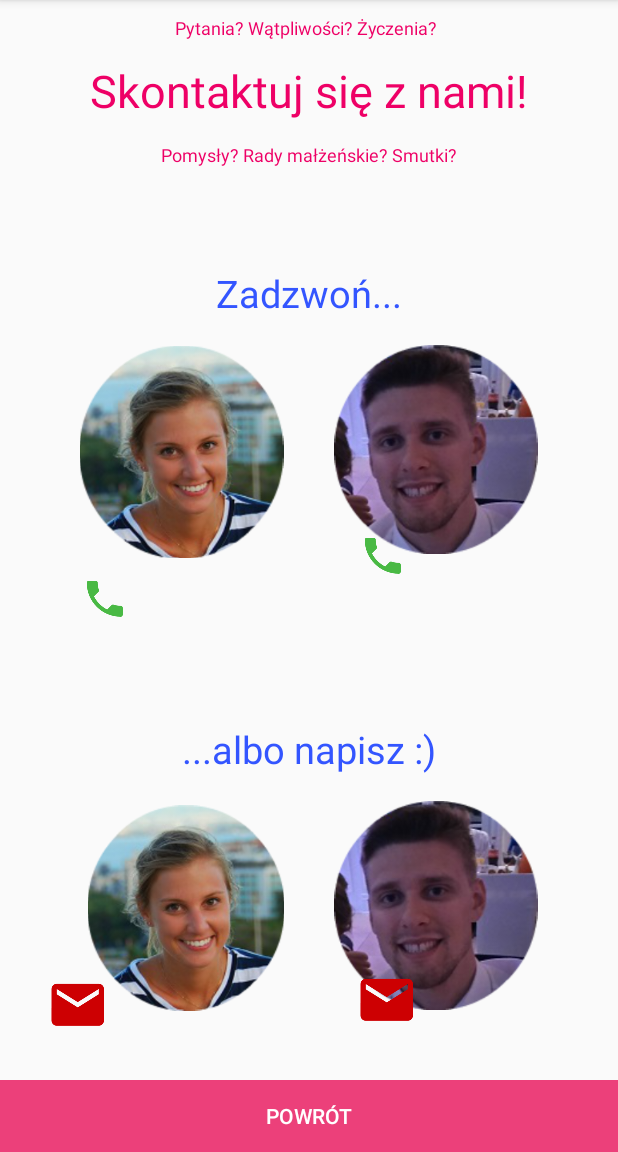
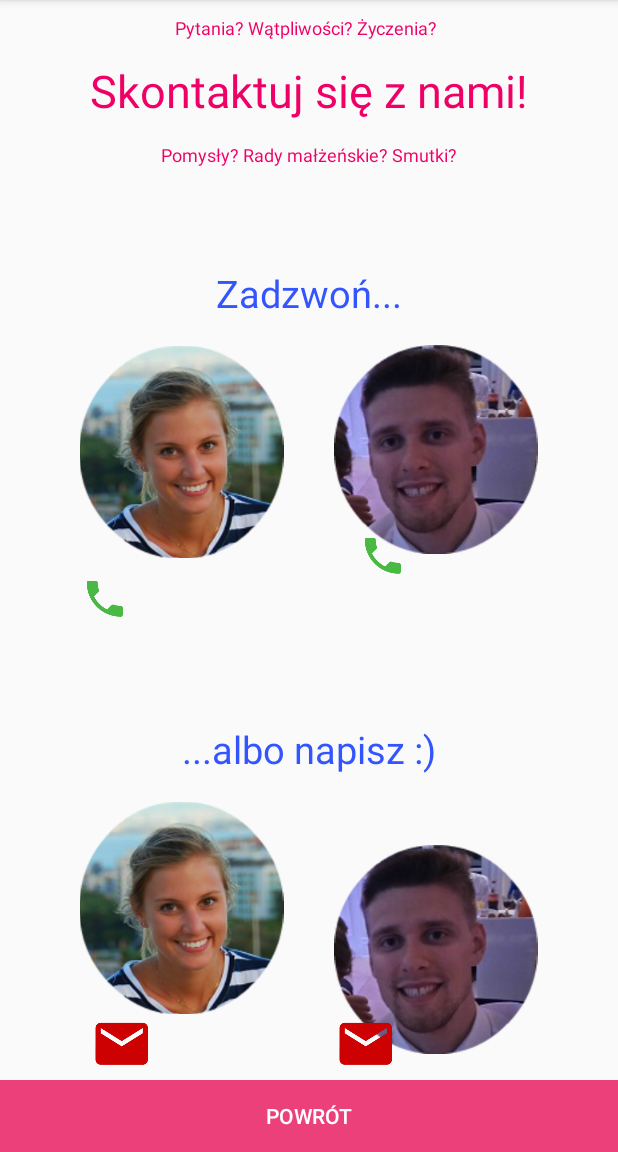
Before and after one commit to rafaluk/TheWesele, an Android app: the ContactActivity screen opened directly, with no data from a screen before it, on a phone screen of 412 x 824 dp, the part 84-1236 px from its top. Run offline under Robolectric (Android 15) with nearby library versions, the phone set to English and light mode, and no system bars.

Commit message:
przywrócenie ikonki, nowa aktywność, wyrównanie kontaktów

```diff
--- a/app/src/main/AndroidManifest.xml
+++ b/app/src/main/AndroidManifest.xml
@@ -16,7 +16,8 @@
                 <category android:name="android.intent.category.LAUNCHER" />
             </intent-filter>
         </activity>
-        <activity android:name=".ContactActivity"></activity>
+        <activity android:name=".ContactActivity" />
+        <activity android:name=".DetailsActivity"></activity>
     </application>
 
 </manifest>
--- /dev/null
+++ b/app/src/main/java/com/example/rafalklat/thewesele/DetailsActivity.java
@@ -0,0 +1,13 @@
+package com.example.rafalklat.thewesele;
+
+import android.support.v7.app.AppCompatActivity;
+import android.os.Bundle;
+
+public class DetailsActivity extends AppCompatActivity {
+
+    @Override
+    protected void onCreate(Bundle savedInstanceState) {
+        super.onCreate(savedInstanceState);
+        setContentView(R.layout.activity_details);
+    }
+}
--- a/app/src/main/java/com/example/rafalklat/thewesele/MainActivity.java
+++ b/app/src/main/java/com/example/rafalklat/thewesele/MainActivity.java
@@ -18,7 +18,6 @@ import java.util.concurrent.TimeUnit;
 
 public class MainActivity extends AppCompatActivity {
 
-//    float WEDDING_TIME = 1512748800000;
     Button details_button;
     Button contact_button;
     TextView days;
@@ -30,9 +29,6 @@ public class MainActivity extends AppCompatActivity {
     protected void onCreate(Bundle savedInstanceState) {
         super.onCreate(savedInstanceState);
         setContentView(R.layout.activity_main);
-
-//        ActionBar bar = getActionBar();
-//        bar.setBackgroundDrawable(new ColorDrawable(Color.RED));
 
         days = (TextView) findViewById(R.id.days);
         hours = (TextView) findViewById(R.id.hours);
--- a/app/src/main/res/layout/activity_contact.xml
+++ b/app/src/main/res/layout/activity_contact.xml
@@ -123,11 +123,13 @@
             </RelativeLayout>
         </LinearLayout>
     </LinearLayout>
+
     <LinearLayout
         android:layout_width="match_parent"
         android:layout_height="0dp"
         android:layout_weight="3"
         android:orientation="vertical">
+
         <RelativeLayout
             android:layout_width="match_parent"
             android:layout_height="0dp"
@@ -138,19 +140,20 @@
                 android:id="@+id/napisz"
                 android:layout_width="wrap_content"
                 android:layout_height="wrap_content"
-                android:text="...albo napisz :)"
-                android:textSize="25sp"
                 android:layout_alignParentBottom="true"
                 android:layout_centerHorizontal="true"
-                android:textColor="#35f"/>
+                android:text="...albo napisz :)"
+                android:textColor="#35f"
+                android:textSize="25sp" />
 
 
         </RelativeLayout>
+
         <LinearLayout
             android:layout_width="match_parent"
             android:layout_height="0dp"
-            android:orientation="horizontal"
-            android:layout_weight="4">
+            android:layout_weight="4"
+            android:orientation="horizontal">
 
             <RelativeLayout
                 android:layout_width="0dp"
@@ -158,51 +161,49 @@
                 android:layout_weight="1">
 
                 <ImageView
+                    android:id="@+id/asiniMail"
+                    android:layout_width="wrap_content"
+                    android:layout_height="wrap_content"
+                    android:scaleX="0.8"
+                    android:scaleY="0.8"
+                    android:src="@drawable/asini"
+                    android:layout_alignParentTop="true"
+                    android:layout_alignParentRight="true"
+                    android:layout_alignParentEnd="true" />
+                <ImageView
                     android:layout_width="wrap_content"
                     android:layout_height="wrap_content"
                     android:src="@mipmap/ic_mail_red"
-                    android:id="@+id/imageView"
-                    android:layout_marginLeft="28dp"
-                    android:layout_marginStart="28dp"
-                    android:layout_alignBottom="@+id/asiniMail"
-                    android:layout_alignParentLeft="true"
-                    android:layout_alignParentStart="true" />
-
-                <ImageView
-                    android:id="@+id/asiniMail"
-                    android:layout_width="wrap_content"
-                    android:layout_height="wrap_content"
-                    android:src="@drawable/asini"
-                    android:scaleX="0.8"
-                    android:scaleY="0.8"
-                    android:layout_alignParentTop="true"
-                    android:layout_alignLeft="@+id/imageView"
-                    android:layout_alignStart="@+id/imageView"
-                    android:layout_marginLeft="14dp"
-                    android:layout_marginStart="14dp" />
+                    android:layout_alignParentBottom="true"
+                    android:layout_alignLeft="@+id/asiniMail"
+                    android:layout_alignStart="@+id/asiniMail"
+                    android:layout_marginLeft="21dp"
+                    android:layout_marginStart="21dp" />
             </RelativeLayout>
 
             <RelativeLayout
                 android:layout_width="0dp"
                 android:layout_height="match_parent"
                 android:layout_weight="1">
+
                 <ImageView
                     android:id="@+id/rafiniMail"
                     android:layout_width="wrap_content"
                     android:layout_height="wrap_content"
-                    android:src="@drawable/rafini"
                     android:scaleX="0.8"
                     android:scaleY="0.8"
-                    android:layout_marginBottom="13dp" />
+                    android:src="@drawable/rafini"
+                    android:layout_alignParentBottom="true" />
+
                 <ImageView
                     android:layout_width="wrap_content"
                     android:layout_height="wrap_content"
-                    android:src="@mipmap/ic_mail_red"
-                    android:layout_marginLeft="28dp"
-                    android:layout_marginStart="28dp"
                     android:layout_alignBottom="@+id/rafiniMail"
                     android:layout_alignParentLeft="true"
-                    android:layout_alignParentStart="true"/>
+                    android:layout_alignParentStart="true"
+                    android:layout_marginLeft="14dp"
+                    android:layout_marginStart="14dp"
+                    android:src="@mipmap/ic_mail_red" />
             </RelativeLayout>
         </LinearLayout>
     </LinearLayout>
--- /dev/null
+++ b/app/src/main/res/layout/activity_details.xml
@@ -0,0 +1,9 @@
+<?xml version="1.0" encoding="utf-8"?>
+<android.support.constraint.ConstraintLayout xmlns:android="http://schemas.android.com/apk/res/android"
+    xmlns:app="http://schemas.android.com/apk/res-auto"
+    xmlns:tools="http://schemas.android.com/tools"
+    android:layout_width="match_parent"
+    android:layout_height="match_parent"
+    tools:context="com.example.rafalklat.thewesele.DetailsActivity">
+
+</android.support.constraint.ConstraintLayout>
```
Also changed, not shown: app/src/main/ic_launcher-web.png, app/src/main/res/mipmap-hdpi/ic_launcher.png, app/src/main/res/mipmap-mdpi/ic_launcher.png, app/src/main/res/mipmap-xhdpi/ic_launcher.png, app/src/main/res/mipmap-xxhdpi/ic_launcher.png, app/src/main/res/mipmap-xxxhdpi/ic_launcher.png.
